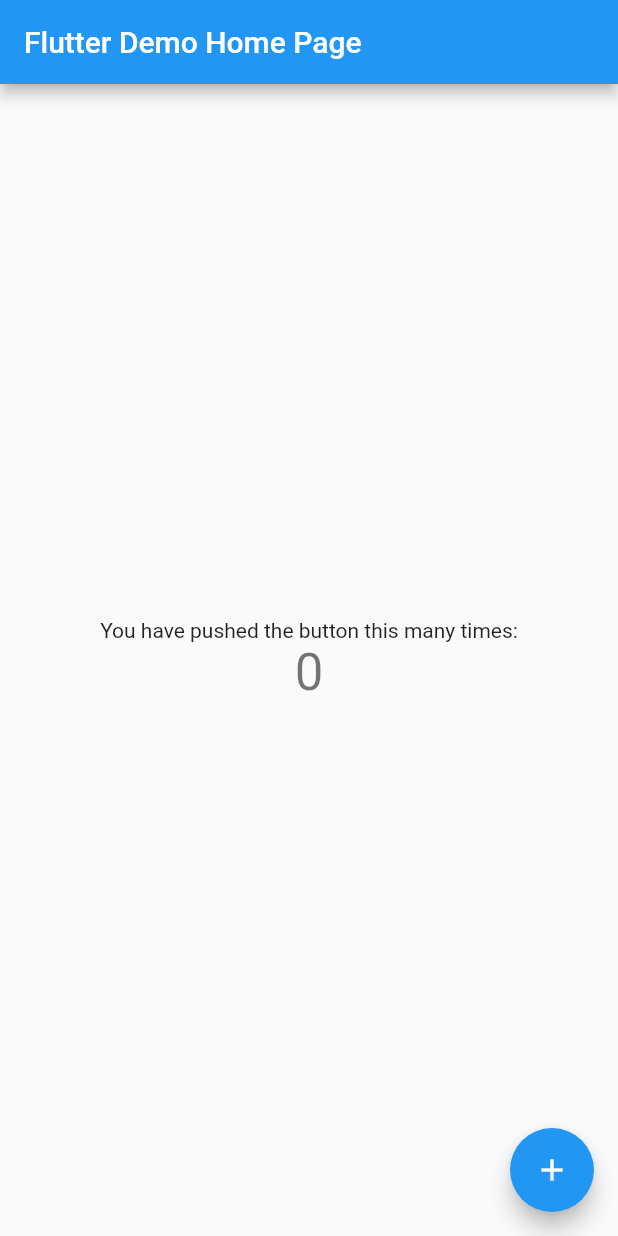
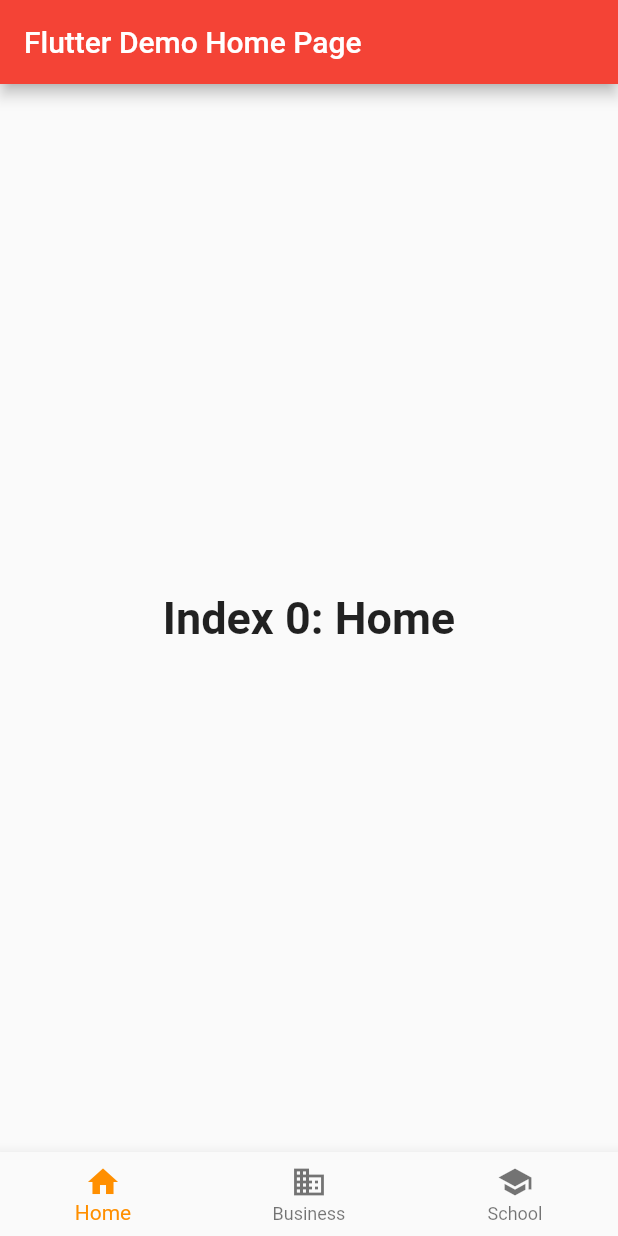
Before and after one commit to chris-corbett/wetra_app, a Flutter app: the screen it shows after launch, on a phone screen of 412 x 824 dp. Run offline on Flutter 3.47's test engine with Material 2 defaults, Android fonts, the phone set to English and light mode, and no system bars.

Commit message:
Made application bottom nav * Changed default Flutter project demo to have basic bottom nav.

```diff
--- a/lib/main.dart
+++ b/lib/main.dart
@@ -22,7 +22,7 @@ class MyApp extends StatelessWidget {
         // or simply save your changes to "hot reload" in a Flutter IDE).
         // Notice that the counter didn't reset back to zero; the application
         // is not restarted.
-        primarySwatch: Colors.blue,
+        primarySwatch: Colors.red,
       ),
       home: const MyHomePage(title: 'Flutter Demo Home Page'),
     );
@@ -48,16 +48,27 @@ class MyHomePage extends StatefulWidget {
 }
 
 class _MyHomePageState extends State<MyHomePage> {
-  int _counter = 0;
+  int _selectedIndex = 0;
 
-  void _incrementCounter() {
+  static const TextStyle optionStyle = TextStyle(fontSize: 30, fontWeight: FontWeight.bold);
+  static const List<Widget> _widgetOptions = <Widget>[
+    Text(
+      'Index 0: Home',
+      style: optionStyle,
+    ),
+    Text(
+      'Index 1: Business',
+      style: optionStyle,
+    ),
+    Text(
+      'Index 2: School',
+      style: optionStyle,
+    ),
+  ];
+
+  void _onItemTapped(int index) {
     setState(() {
-      // This call to setState tells the Flutter framework that something has
-      // changed in this State, which causes it to rerun the build method below
-      // so that the display can reflect the updated values. If we changed
-      // _counter without calling setState(), then the build method would not be
-      // called again, and so nothing would appear to happen.
-      _counter++;
+      _selectedIndex = index;
     });
   }
 
@@ -78,38 +89,27 @@ class _MyHomePageState extends State<MyHomePage> {
       body: Center(
         // Center is a layout widget. It takes a single child and positions it
         // in the middle of the parent.
-        child: Column(
-          // Column is also a layout widget. It takes a list of children and
-          // arranges them vertically. By default, it sizes itself to fit its
-          // children horizontally, and tries to be as tall as its parent.
-          //
-          // Invoke "debug painting" (press "p" in the console, choose the
-          // "Toggle Debug Paint" action from the Flutter Inspector in Android
-          // Studio, or the "Toggle Debug Paint" command in Visual Studio Code)
-          // to see the wireframe for each widget.
-          //
-          // Column has various properties to control how it sizes itself and
-          // how it positions its children. Here we use mainAxisAlignment to
-          // center the children vertically; the main axis here is the vertical
-          // axis because Columns are vertical (the cross axis would be
-          // horizontal).
-          mainAxisAlignment: MainAxisAlignment.center,
-          children: <Widget>[
-            const Text(
-              'You have pushed the button this many times:',
-            ),
-            Text(
-              '$_counter',
-              style: Theme.of(context).textTheme.headline4,
-            ),
-          ],
-        ),
+        child: _widgetOptions.elementAt(_selectedIndex),
       ),
-      floatingActionButton: FloatingActionButton(
-        onPressed: _incrementCounter,
-        tooltip: 'Increment',
-        child: const Icon(Icons.add),
-      ), // This trailing comma makes auto-formatting nicer for build methods.
+      bottomNavigationBar: BottomNavigationBar(
+        items: const <BottomNavigationBarItem>[
+          BottomNavigationBarItem(
+            icon: Icon(Icons.home),
+            label: 'Home',
+          ),
+          BottomNavigationBarItem(
+            icon: Icon(Icons.business),
+            label: 'Business',
+          ),
+          BottomNavigationBarItem(
+            icon: Icon(Icons.school),
+            label: 'School',
+          ),
+        ],
+        currentIndex: _selectedIndex,
+        selectedItemColor: Colors.amber[800],
+        onTap: _onItemTapped,
+      ),
     );
   }
 }
```
